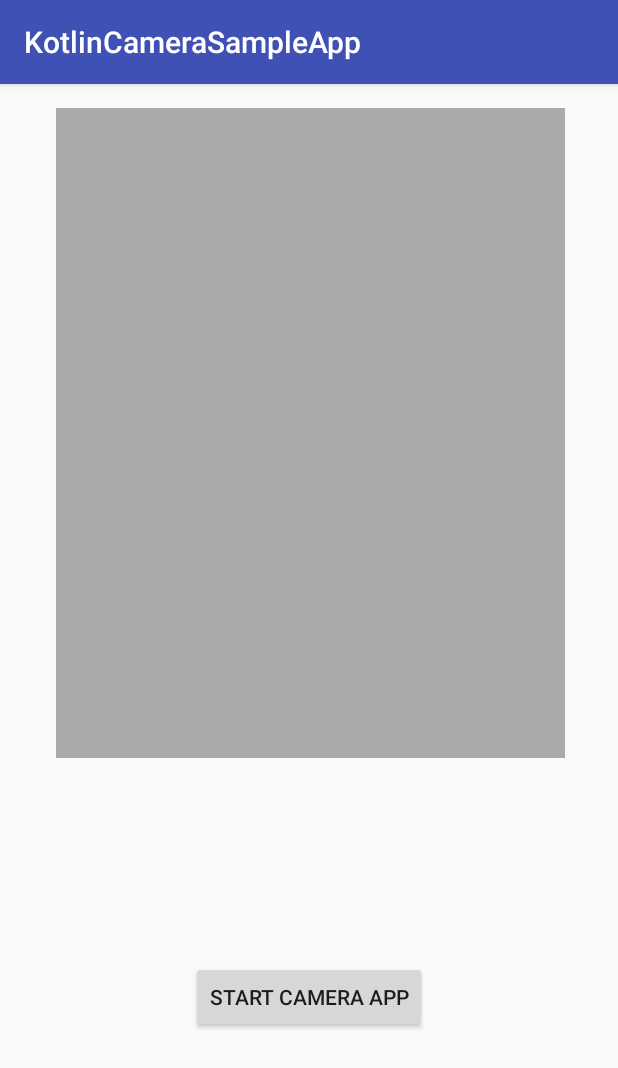
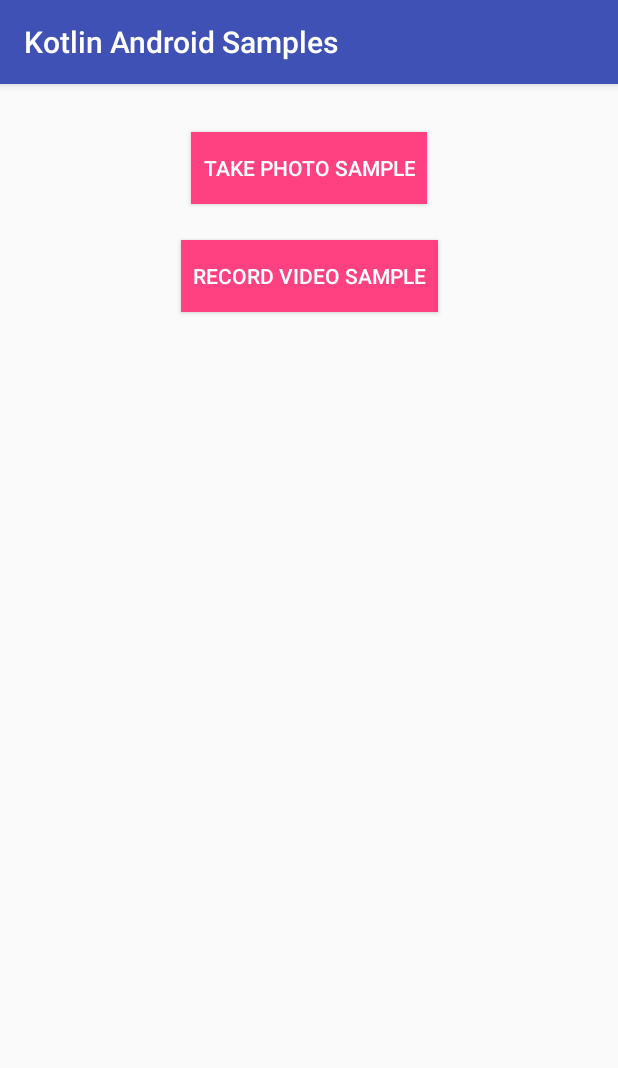
Before and after one commit to canuludag/Basic-Kotlin-Android-Samples, an Android app: the screen it shows after launch (TakePhotoActivity before the commit, MainActivity after it), on a phone screen of 412 x 824 dp. Shown: the top 1068 px of the screen. Run offline under Robolectric (Android 15) with nearby library versions, the phone set to English and light mode, and no system bars.

Commit message:
refactor: Change launcher activity and add video recording activity

```diff
--- a/app/build.gradle
+++ b/app/build.gradle
@@ -24,7 +24,7 @@ android {
 
 dependencies {
     implementation fileTree(dir: 'libs', include: ['*.jar'])
-    implementation"org.jetbrains.kotlin:kotlin-stdlib-jre7:$kotlin_version"
+    implementation "org.jetbrains.kotlin:kotlin-stdlib-jre7:$kotlin_version"
     implementation 'com.android.support:appcompat-v7:26.1.0'
     implementation 'com.android.support.constraint:constraint-layout:1.0.2'
     testImplementation 'junit:junit:4.12'
--- /dev/null
+++ b/app/src/main/java/com/uludag/can/kotlincamerasampleapp/MainActivity.kt
@@ -0,0 +1,33 @@
+package com.uludag.can.kotlincamerasampleapp
+
+import android.content.Intent
+import android.os.Bundle
+import android.support.v7.app.AppCompatActivity
+import android.view.View
+import kotlinx.android.synthetic.main.activity_main.*
+
+class MainActivity : AppCompatActivity(), View.OnClickListener{
+
+    override fun onCreate(savedInstanceState: Bundle?) {
+        super.onCreate(savedInstanceState)
+        setContentView(R.layout.activity_main)
+        btnStartTakePhotoActivity.setOnClickListener(this)
+        btnStartRecordVideoActivity.setOnClickListener(this)
+
+    }
+
+    override fun onClick(v: View?) {
+        when (v?.id) {
+            R.id.btnStartTakePhotoActivity -> {
+                val intent = Intent(this, TakePhotoActivity::class.java)
+                startActivity(intent)
+            }
+            R.id.btnStartRecordVideoActivity -> {
+                val intent = Intent(this, RecordVideoActivity::class.java)
+                startActivity(intent)
+            }
+        }
+    }
+
+
+}
--- /dev/null
+++ b/app/src/main/res/layout/activity_main.xml
@@ -0,0 +1,43 @@
+<?xml version="1.0" encoding="utf-8"?>
+<android.support.constraint.ConstraintLayout
+    xmlns:android="http://schemas.android.com/apk/res/android"
+    xmlns:app="http://schemas.android.com/apk/res-auto"
+    xmlns:tools="http://schemas.android.com/tools"
+    android:layout_width="match_parent"
+    android:layout_height="match_parent"
+    tools:context="com.uludag.can.kotlincamerasampleapp.MainActivity">
+
+    <Button
+        android:id="@+id/btnStartTakePhotoActivity"
+        android:layout_width="wrap_content"
+        android:layout_height="wrap_content"
+        android:layout_marginEnd="8dp"
+        android:layout_marginStart="8dp"
+        android:layout_marginTop="32dp"
+        android:background="@color/colorAccent"
+        android:elevation="7dp"
+        android:paddingLeft="8dp"
+        android:paddingRight="8dp"
+        android:text="@string/take_photo"
+        android:textColor="#FFF"
+        app:layout_constraintEnd_toEndOf="parent"
+        app:layout_constraintStart_toStartOf="parent"
+        app:layout_constraintTop_toTopOf="parent"/>
+
+    <Button
+        android:id="@+id/btnStartRecordVideoActivity"
+        android:layout_width="wrap_content"
+        android:layout_height="wrap_content"
+        android:layout_marginEnd="8dp"
+        android:layout_marginStart="8dp"
+        android:layout_marginTop="24dp"
+        android:background="@color/colorAccent"
+        android:elevation="7dp"
+        android:paddingLeft="8dp"
+        android:paddingRight="8dp"
+        android:text="@string/record_video"
+        android:textColor="#FFF"
+        app:layout_constraintEnd_toEndOf="parent"
+        app:layout_constraintStart_toStartOf="parent"
+        app:layout_constraintTop_toBottomOf="@+id/btnStartTakePhotoActivity"/>
+</android.support.constraint.ConstraintLayout>
--- a/app/src/main/res/values/colors.xml
+++ b/app/src/main/res/values/colors.xml
@@ -2,5 +2,5 @@
 <resources>
     <color name="colorPrimary">#3F51B5</color>
     <color name="colorPrimaryDark">#303F9F</color>
-    <color name="colorAccent">#FF4081</color>
+    <color name="colorAccent">#ff4081</color>
 </resources>
--- a/app/src/main/res/values/strings.xml
+++ b/app/src/main/res/values/strings.xml
@@ -1,5 +1,7 @@
 <resources>
-    <string name="app_name">KotlinCameraSampleApp</string>
+    <string name="app_name">Kotlin Android Samples</string>
     <string name="photo_viewer">Photo Viewer</string>
     <string name="start_camera_app">Start Camera App</string>
+    <string name="take_photo">Take Photo Sample</string>
+    <string name="record_video">Record Video Sample</string>
 </resources>
```
Also changed, not shown: app/src/main/AndroidManifest.xml (+11 -7 lines), app/src/main/java/com/uludag/can/kotlincamerasampleapp/RecordVideoActivity.kt (added, +27 -0 lines), app/src/main/java/com/uludag/can/kotlincamerasampleapp/TakePhotoActivity.kt (+14 -0 lines), app/src/main/res/layout/activity_record_video.xml (added, +10 -0 lines).
